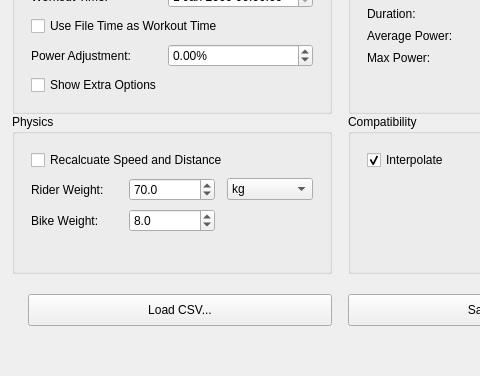
j33433/MPowerTCX, file source/ui/mainwindow.ui: the form before one commit; both pictures show x 0 to 480 and y 82 to 458 of the 680 by 458 pixel window.
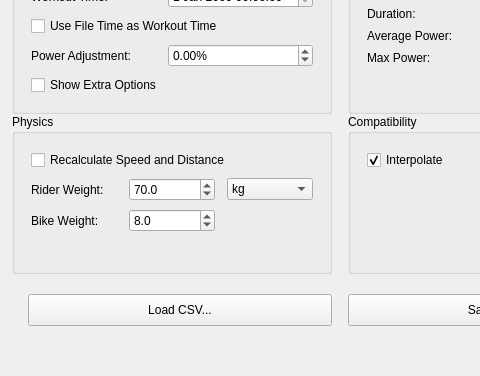
The form after the commit.

Commit message: can't spel

```diff
--- a/source/ui/mainwindow.ui
+++ b/source/ui/mainwindow.ui
@@ -301,7 +301,7 @@
        <item row="0" column="0" colspan="3">
         <widget class="QCheckBox" name="checkBoxPhysics">
          <property name="text">
-          <string>Recalcuate Speed and Distance</string>
+          <string>Recalculate Speed and Distance</string>
          </property>
         </widget>
        </item>
```
The commit also changes 1 other file.
